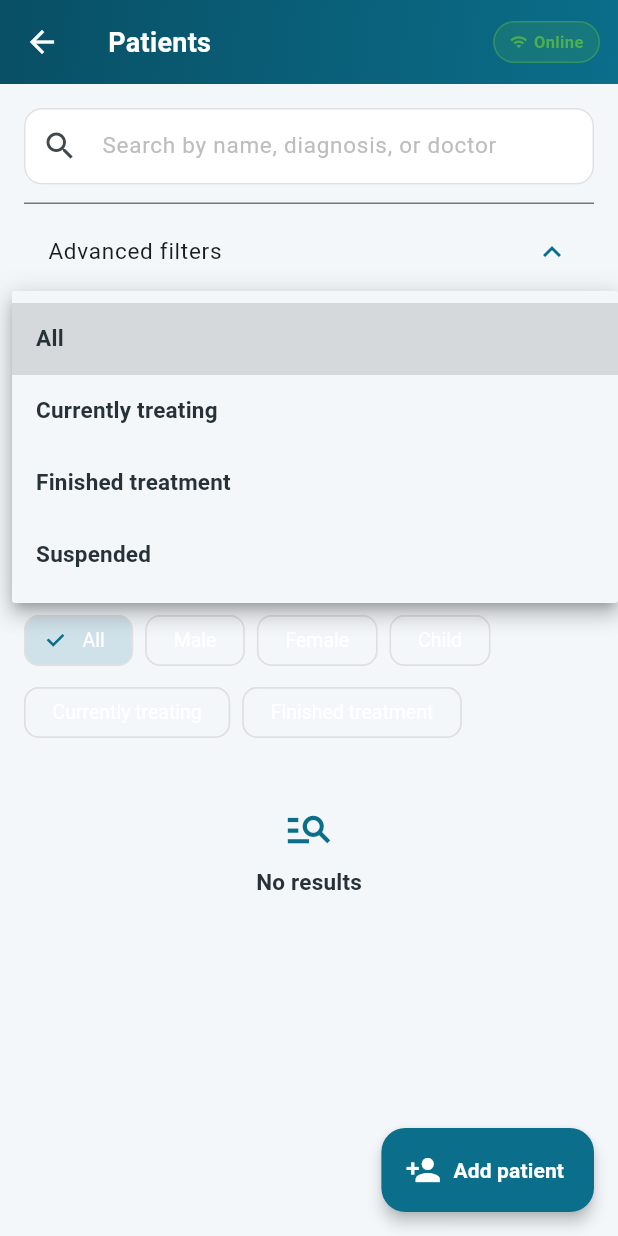
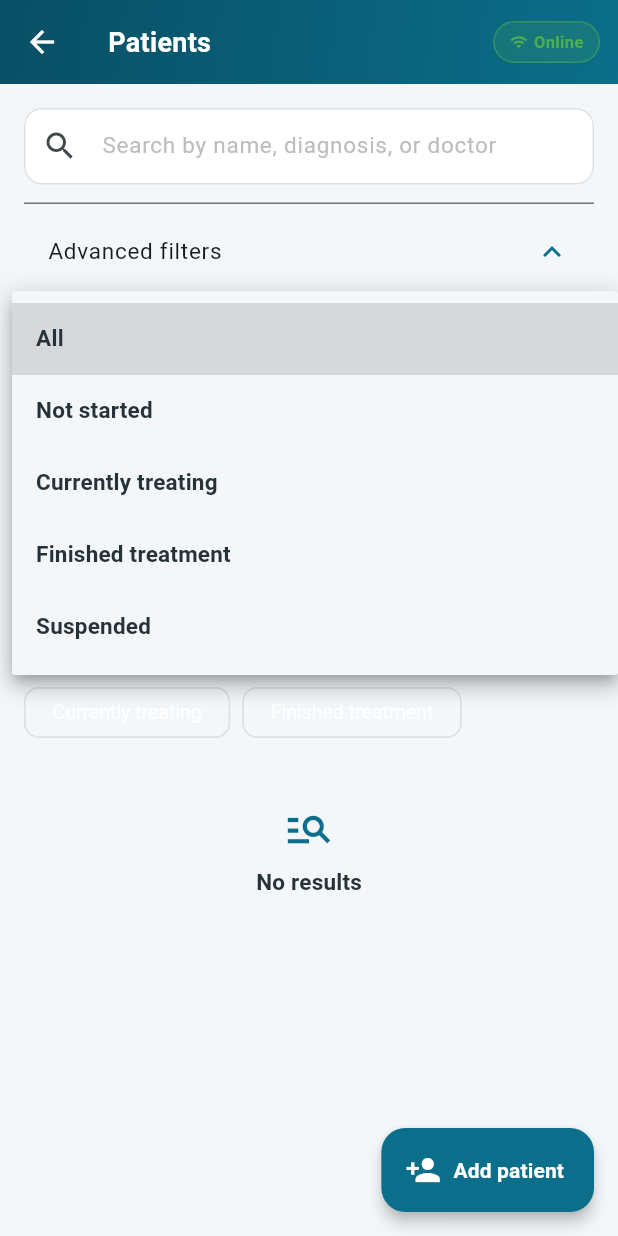
Before and after one commit to bouhenni1982/physio_manager, a Flutter app: the PatientsScreen screen opened by its route, after a tap on "Advanced filters", after a tap on "All", on a phone screen of 412 x 824 dp. Run offline on Flutter 3.47's test engine with Material 3 defaults, Android fonts, the phone set to English and light mode, and no system bars; our stand-ins replace flutter_local_notifications, flutter_riverpod, flutter_timezone, image_picker, shared_preferences, sqflite and 2 more; accounts and stored records are empty.

Commit message:
Add patient status 'not started' across forms, filters, and details

```diff
--- a/lib/features/patients/presentation/patient_details_screen.dart
+++ b/lib/features/patients/presentation/patient_details_screen.dart
@@ -437,6 +437,7 @@ String _genderLabel(String gender, AppLocalizations l10n) {
 
 String _patientStatusLabel(String status, AppLocalizations l10n) {
   return switch (status) {
+    'not_started' => l10n.statusNotStarted,
     'active' => l10n.statusActive,
     'completed' => l10n.statusCompleted,
     'suspended' => l10n.statusSuspended,
--- a/lib/features/patients/presentation/patient_form_screen.dart
+++ b/lib/features/patients/presentation/patient_form_screen.dart
@@ -205,6 +205,10 @@ class _PatientFormScreenState extends ConsumerState<PatientFormScreen> {
                     DropdownButtonFormField<String>(
                       initialValue: _status,
                       items: [
+                        DropdownMenuItem(
+                          value: 'not_started',
+                          child: Text(l10n.statusNotStarted),
+                        ),
                         DropdownMenuItem(
                           value: 'active',
                           child: Text(l10n.statusActive),
--- a/lib/features/patients/presentation/patients_screen.dart
+++ b/lib/features/patients/presentation/patients_screen.dart
@@ -117,6 +117,10 @@ class _PatientsScreenState extends ConsumerState<PatientsScreen> {
                                 child: Text(l10n.filterAll),
                               ),
                               DropdownMenuItem(
+                                value: 'not_started',
+                                child: Text(l10n.statusNotStarted),
+                              ),
+                              DropdownMenuItem(
                                 value: 'active',
                                 child: Text(l10n.currentlyTreating),
                               ),
@@ -209,18 +213,21 @@ class _PatientsScreenState extends ConsumerState<PatientsScreen> {
                         .map((w) => w[0].toUpperCase())
                         .join();
                     final statusLabel = switch (item.status) {
+                      'not_started' => l10n.statusNotStarted,
                       'active' => l10n.statusActive,
                       'completed' => l10n.statusCompleted,
                       'suspended' => l10n.statusSuspended,
                       _ => item.status,
                     };
                     final statusColor = switch (item.status) {
+                      'not_started' => const Color(0xFF6D4C41),
                       'active' => const Color(0xFF2E7D32),
                       'completed' => const Color(0xFF0B6E8A),
                       'suspended' => const Color(0xFFC62828),
                       _ => Colors.grey,
                     };
                     final statusBg = switch (item.status) {
+                      'not_started' => const Color(0xFFEFEBE9),
                       'active' => const Color(0xFFE8F5E9),
                       'completed' => const Color(0xFFE0F2F8),
                       'suspended' => const Color(0xFFFFEBEE),
--- a/lib/l10n/app_ar.arb
+++ b/lib/l10n/app_ar.arb
@@ -175,6 +175,7 @@
   "ageInvalid": "العمر غير صالح",
   "genderLabel": "الجنس",
   "patientStatusLabel": "حالة المريض",
+  "statusNotStarted": "لم يبدأ العلاج",
   "statusActive": "نشط",
   "statusCompleted": "منتهي",
   "statusSuspended": "معلق",
--- a/lib/l10n/app_en.arb
+++ b/lib/l10n/app_en.arb
@@ -175,6 +175,7 @@
   "ageInvalid": "Invalid age",
   "genderLabel": "Gender",
   "patientStatusLabel": "Patient status",
+  "statusNotStarted": "Not started",
   "statusActive": "Active",
   "statusCompleted": "Completed",
   "statusSuspended": "Suspended",
--- a/lib/l10n/app_fr.arb
+++ b/lib/l10n/app_fr.arb
@@ -175,6 +175,7 @@
   "ageInvalid": "Âge invalide",
   "genderLabel": "Sexe",
   "patientStatusLabel": "Statut du patient",
+  "statusNotStarted": "Pas encore commencé",
   "statusActive": "Actif",
   "statusCompleted": "Terminé",
   "statusSuspended": "Suspendu",
```
Also changed, not shown: lib/l10n/generated/app_localizations.dart, lib/l10n/generated/app_localizations_ar.dart, lib/l10n/generated/app_localizations_en.dart, lib/l10n/generated/app_localizations_fr.dart.
